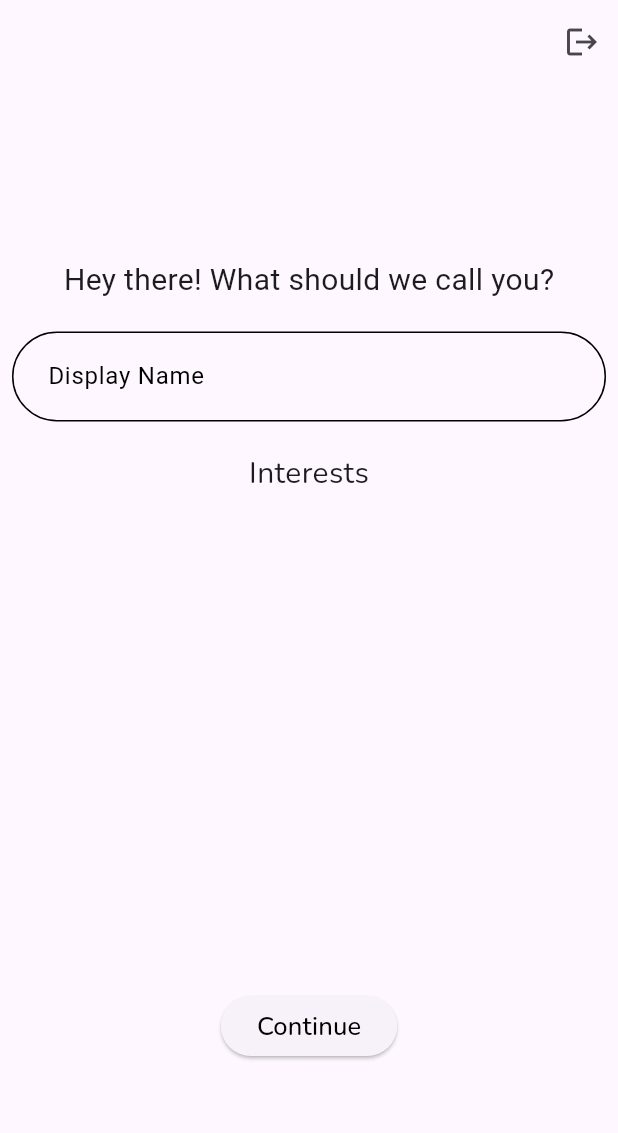
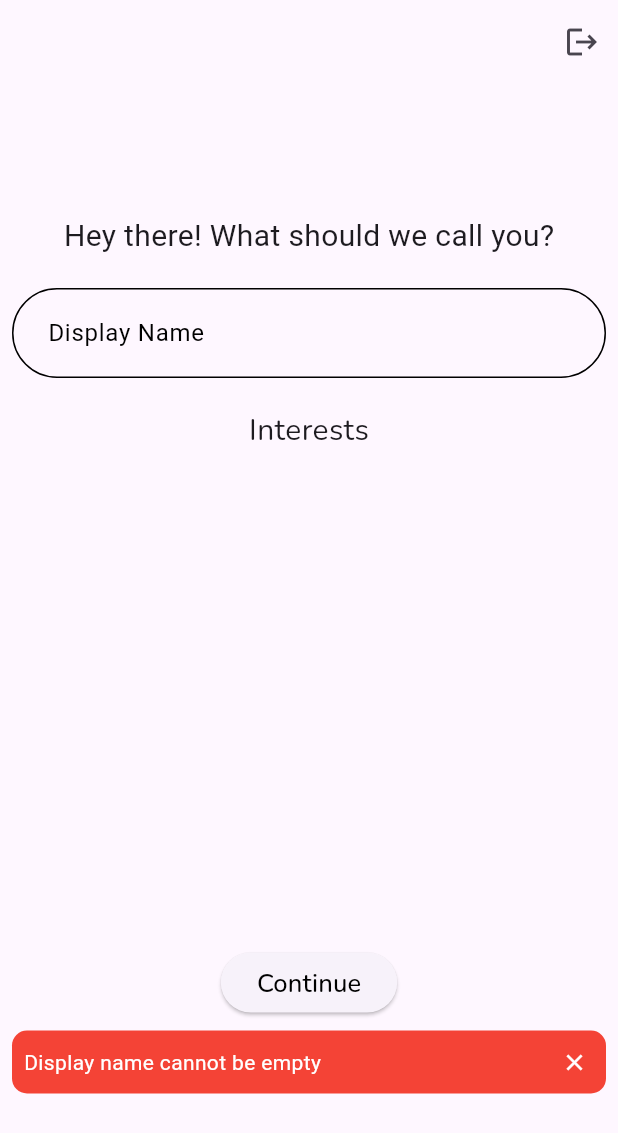
Before and after one commit to SETAP-Education/EducationApp, a Flutter app: the DisplayUser screen opened directly, after a tap on "Continue", on a phone screen of 412 x 824 dp. Shown: the top 1133 px of the screen. Run offline on Flutter 3.47's test engine with Material 3 defaults, Android fonts, the phone set to English and light mode, and no system bars; our stand-ins replace cloud_firestore, firebase_auth, firebase_core, google_fonts; accounts and stored records are empty; statements that could not run were skipped.

Commit message:
edited display name so errors are shown on the page like on login

```diff
--- a/education_app/lib/Pages/AuthenticationPages/DisplayNamePage.dart
+++ b/education_app/lib/Pages/AuthenticationPages/DisplayNamePage.dart
@@ -4,6 +4,7 @@ import 'package:firebase_auth/firebase_auth.dart';
 import 'package:education_app/Pages/AuthenticationPages/LoginPage.dart';
 import 'package:education_app/Pages/LandingPage.dart';
 import 'package:google_fonts/google_fonts.dart';
+import 'dart:async';
 
 class DisplayUser extends StatefulWidget {
   @override
@@ -15,6 +16,10 @@ class _DisplayUser extends State<DisplayUser> {
   User? _user;
   List<String> _selectedInterests = [];
   List<String> _interestsList = [];
+
+  bool _showError = false;
+  Timer? _timer;
+  bool _errorMessageVisible = false;
 
   @override
   void initState() {
@@ -186,6 +191,10 @@ Widget build(BuildContext context) {
                             builder: (context) => LandingPage()),
                       );
                     } else {
+                      setState(() {
+                        _showError = true;
+                        _errorMessageVisible = true;
+                      });
                       // Show an error message or handle empty display name
                       print('Display name cannot be empty');
                     }
@@ -194,7 +203,8 @@ Widget build(BuildContext context) {
                       style: GoogleFonts.nunito(
                           color: Colors.black, fontSize: 17)),
                 ),
-            )
+              ),
+              _showError ? _buildErrorMessage('Display name cannot be empty') : Container(),
             ],
           ),
         ),
@@ -231,4 +241,53 @@ Widget build(BuildContext context) {
       print('Failed to save Interests: $error');
     });
   }
+
+  Widget _buildErrorMessage(errorMessage) {
+    return errorMessage != null && _errorMessageVisible == true // Check if errorMessage is not null and _errorMessageVisible is true
+        ? Container(
+      decoration: BoxDecoration(
+        color: Colors.transparent,
+      ),
+      padding: EdgeInsets.symmetric(vertical: 8.0),
+      child: Column(
+        crossAxisAlignment: CrossAxisAlignment.stretch,
+        children: [
+          Container(
+            padding: EdgeInsets.all(8.0),
+            decoration: BoxDecoration(
+              borderRadius: BorderRadius.circular(10.0),
+              color: Colors.red,
+            ),
+            child: Row(
+              children: [
+                Expanded(
+                  child: Text(
+                    errorMessage,
+                    style: TextStyle(color: Colors.white),
+                  ),
+                ),
+                GestureDetector(
+                  onTap: () {
+                    setState(() {
+                      _errorMessageVisible = false;
+                    });
+                  },
+                  child: Padding(
+                    padding: const EdgeInsets.all(4.0),
+                    child: Icon(
+                      Icons.close,
+                      color: Colors.white,
+                      size: 18.0,
+                    ),
+                  ),
+                ),
+              ],
+            ),
+          ),
+        ],
+      ),
+    )
+        : Container(); // Empty container when error message is null or _errorMessageVisible is false
   }
+
+}
--- a/education_app/lib/Pages/AuthenticationPages/RegistrationPage.dart
+++ b/education_app/lib/Pages/AuthenticationPages/RegistrationPage.dart
@@ -165,6 +165,7 @@ class _RegistrationPageState extends State<RegistrationPage> {
     );
   }
 
+
   Future<void> _register() async {
     try {
       UserCredential userCredential = await _auth.createUserWithEmailAndPassword(
```
Lines whose indentation alone changed are shown as unchanged.
